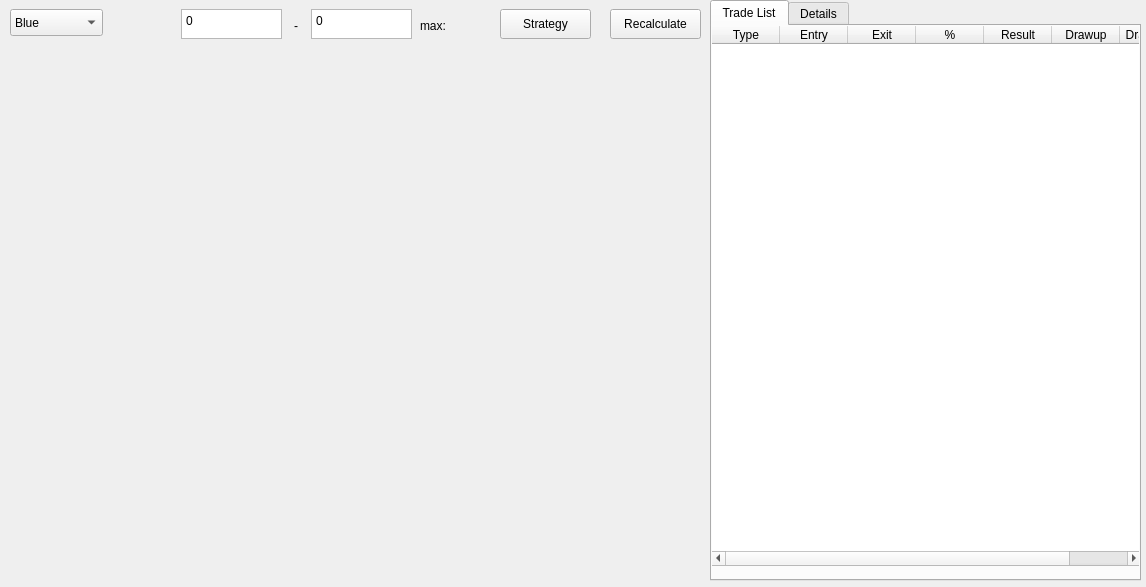
The window that Forms/chartwindow.ui (Arthur-g-p/StrategyTester) describes before a commit, drawn with Qt 5.
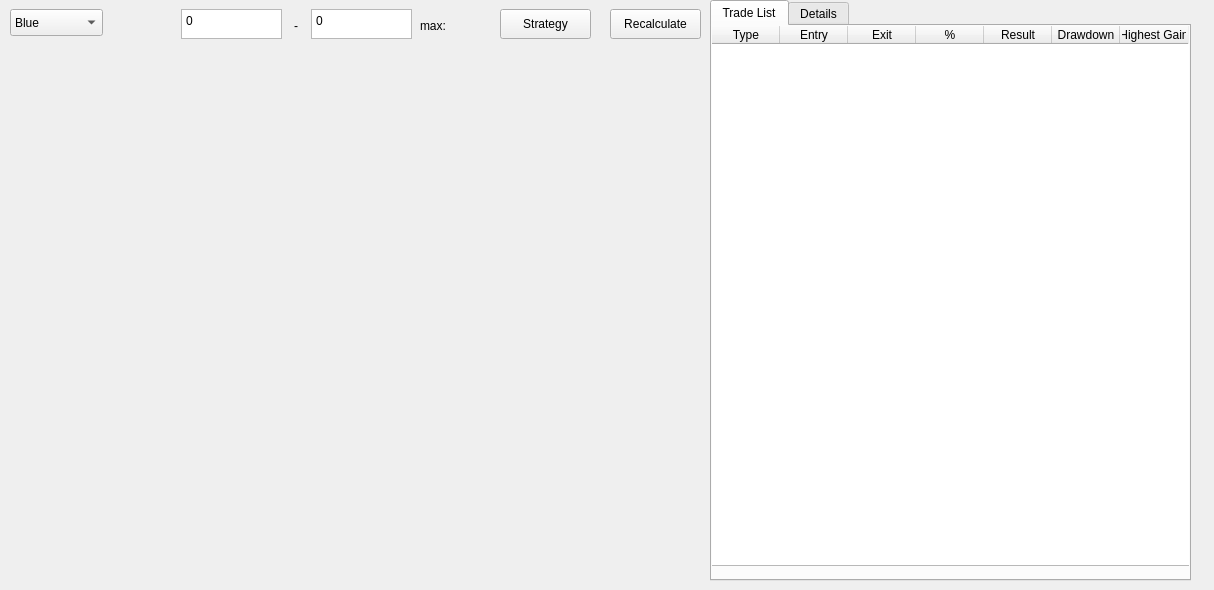
The same window after the commit. The open tabs and pages were chosen to show the change.

What changed in the file:
```diff
--- a/Forms/chartwindow.ui
+++ b/Forms/chartwindow.ui
@@ -6,8 +6,8 @@
    <rect>
     <x>0</x>
     <y>0</y>
-    <width>1146</width>
-    <height>587</height>
+    <width>1214</width>
+    <height>590</height>
    </rect>
   </property>
   <property name="windowTitle">
@@ -27,9 +27,9 @@
    <property name="geometry">
     <rect>
      <x>0</x>
-     <y>320</y>
+     <y>410</y>
      <width>711</width>
-     <height>261</height>
+     <height>171</height>
     </rect>
    </property>
   </widget>
@@ -38,7 +38,7 @@
     <rect>
      <x>710</x>
      <y>0</y>
-     <width>431</width>
+     <width>481</width>
      <height>581</height>
     </rect>
    </property>
@@ -60,7 +60,7 @@
       <rect>
        <x>-1</x>
        <y>-1</y>
-       <width>431</width>
+       <width>481</width>
        <height>541</height>
       </rect>
      </property>
@@ -98,16 +98,16 @@
        <string>Result</string>
       </property>
      </column>
-     <column>
-      <property name="text">
-       <string>Drawup</string>
-      </property>
-     </column>
      <column>
       <property name="text">
        <string>Drawdown</string>
       </property>
      </column>
+     <column>
+      <property name="text">
+       <string>Highest Gain</string>
+      </property>
+     </column>
     </widget>
    </widget>
    <widget class="QWidget" name="tab_2">
```
Left out of the diff: 12 changed lines with no effect on the pictures.
